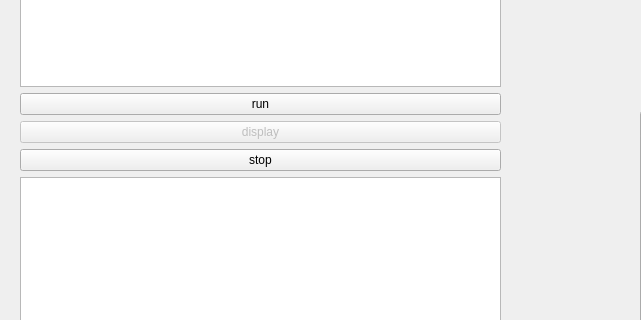
This is Work_Place/workplace.ui in ChosenOne959/SPBA as Qt 5 draws it before an edit; both pictures show x 0 to 641 and y 279 to 599 of the 1146 by 832 pixel window. The edited form follows.
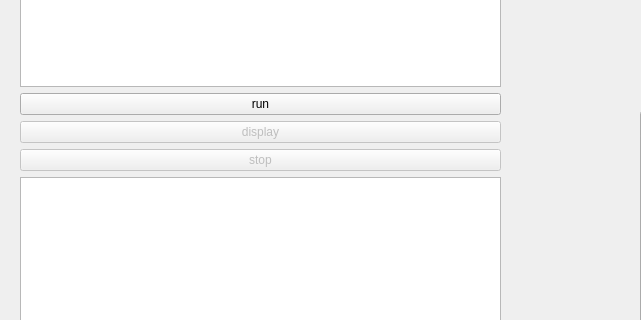
This is the edited form.

```diff
--- a/Work_Place/workplace.ui
+++ b/Work_Place/workplace.ui
@@ -290,6 +290,9 @@
     </item>
     <item>
      <widget class="QPushButton" name="pushButton_2">
+      <property name="enabled">
+       <bool>false</bool>
+      </property>
       <property name="text">
        <string>stop</string>
       </property>
```
